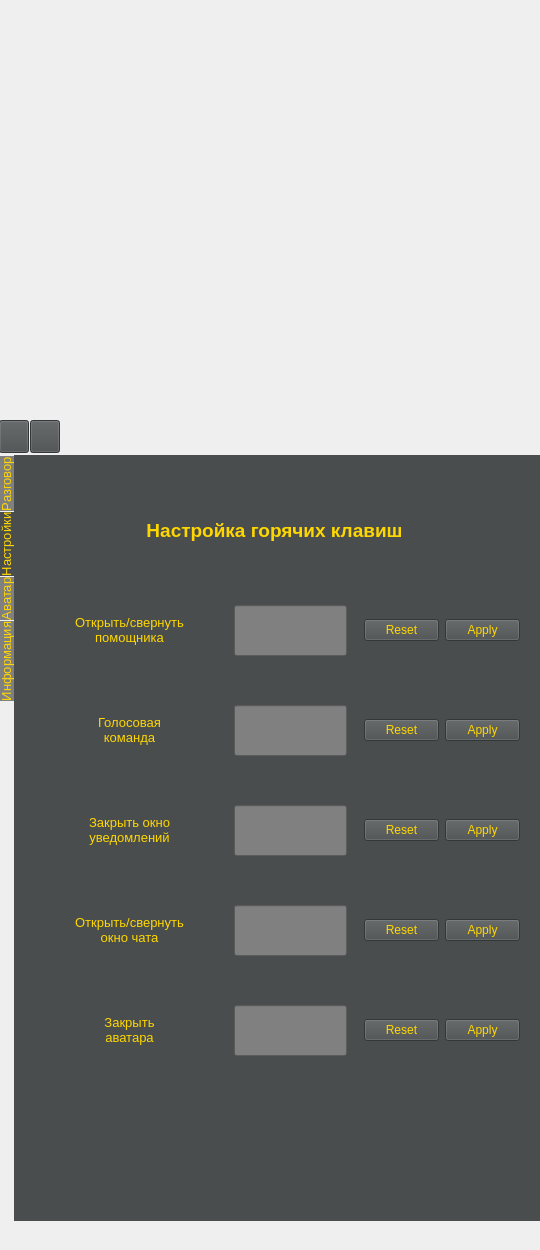
Before: the Qt Designer form src/ui/design.ui in Lilith0x/FQW, drawn with Qt 5.
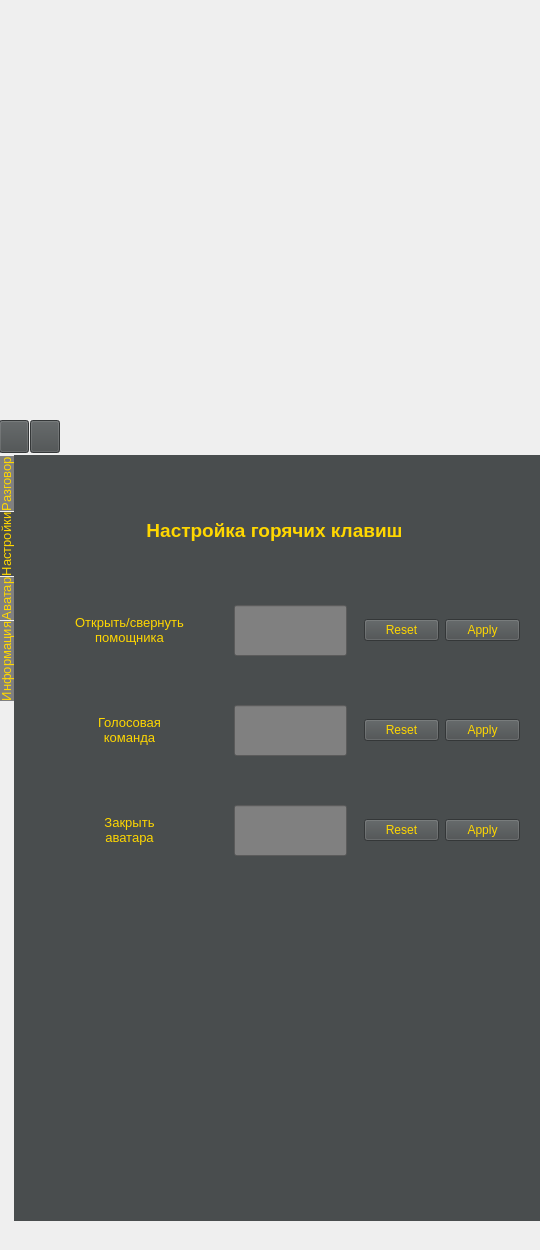
After: the same form once the commit is applied. The open tabs and pages were chosen to show the change. Icons and pictures are not drawn.

Commit message: Конченный дизайн

What changed in the file:
```diff
--- a/src/ui/design.ui
+++ b/src/ui/design.ui
@@ -89,6 +89,9 @@
     <set>Qt::ImhNone</set>
    </property>
    <widget class="QTabWidget" name="tabWidget">
+    <property name="enabled">
+     <bool>true</bool>
+    </property>
     <property name="geometry">
      <rect>
       <x>-1</x>
@@ -585,124 +588,14 @@
        </font>
       </property>
       <property name="text">
-       <string>&lt;html&gt;&lt;head/&gt;&lt;body&gt;&lt;p align=&quot;center&quot;&gt;Закрыть окно&lt;br/&gt;уведомлений&lt;/p&gt;&lt;/body&gt;&lt;/html&gt;</string>
-      </property>
-     </widget>
-     <widget class="QDialogButtonBox" name="buttonBox_4">
-      <property name="geometry">
-       <rect>
-        <x>350</x>
-        <y>350</y>
-        <width>156</width>
-        <height>51</height>
-       </rect>
-      </property>
-      <property name="standardButtons">
-       <set>QDialogButtonBox::Apply|QDialogButtonBox::Reset</set>
-      </property>
-      <property name="centerButtons">
-       <bool>false</bool>
-      </property>
-     </widget>
-     <widget class="QLineEdit" name="lineEdit_4">
-      <property name="geometry">
-       <rect>
-        <x>220</x>
-        <y>450</y>
-        <width>113</width>
-        <height>51</height>
-       </rect>
-      </property>
-      <property name="font">
-       <font>
-        <pointsize>12</pointsize>
-        <weight>75</weight>
-        <bold>true</bold>
-       </font>
-      </property>
-      <property name="styleSheet">
-       <string notr="true">background-color: rgb(128, 128, 128);
-</string>
-      </property>
-     </widget>
-     <widget class="QLabel" name="label_9">
-      <property name="geometry">
-       <rect>
-        <x>20</x>
-        <y>450</y>
-        <width>191</width>
-        <height>51</height>
-       </rect>
-      </property>
-      <property name="font">
-       <font>
-        <pointsize>10</pointsize>
-       </font>
-      </property>
-      <property name="text">
-       <string>&lt;html&gt;&lt;head/&gt;&lt;body&gt;&lt;p align=&quot;center&quot;&gt;Открыть/свернуть&lt;br/&gt;окно чата&lt;/p&gt;&lt;/body&gt;&lt;/html&gt;</string>
-      </property>
-     </widget>
-     <widget class="QDialogButtonBox" name="buttonBox_5">
-      <property name="geometry">
-       <rect>
-        <x>350</x>
-        <y>450</y>
-        <width>156</width>
-        <height>51</height>
-       </rect>
-      </property>
-      <property name="standardButtons">
-       <set>QDialogButtonBox::Apply|QDialogButtonBox::Reset</set>
-      </property>
-      <property name="centerButtons">
-       <bool>false</bool>
-      </property>
-     </widget>
-     <widget class="QLineEdit" name="lineEdit_5">
-      <property name="geometry">
-       <rect>
-        <x>220</x>
-        <y>550</y>
-        <width>113</width>
-        <height>51</height>
-       </rect>
-      </property>
-      <property name="font">
-       <font>
-        <pointsize>12</pointsize>
-        <weight>75</weight>
-        <bold>true</bold>
-       </font>
-      </property>
-      <property name="styleSheet">
-       <string notr="true">background-color: rgb(128, 128, 128);
-</string>
-      </property>
-     </widget>
-     <widget class="QLabel" name="label_10">
-      <property name="geometry">
-       <rect>
-        <x>20</x>
-        <y>550</y>
-        <width>191</width>
-        <height>51</height>
-       </rect>
-      </property>
-      <property name="font">
-       <font>
-        <pointsize>10</pointsize>
-       </font>
-      </property>
-      <property name="text">
        <string>&lt;html&gt;&lt;head/&gt;&lt;body&gt;&lt;p align=&quot;center&quot;&gt;Закрыть&lt;br/&gt;аватара&lt;/p&gt;&lt;/body&gt;&lt;/html&gt;</string>
       </property>
      </widget>
-     <widget class="QDialogButtonBox" name="buttonBox_6">
+     <widget class="QDialogButtonBox" name="buttonBox_4">
       <property name="geometry">
        <rect>
         <x>350</x>
-        <y>550</y>
+        <y>350</y>
         <width>156</width>
         <height>51</height>
        </rect>
```
Left out of the diff: 72 changed lines with no effect on the pictures. The commit also changes 3 other files.
